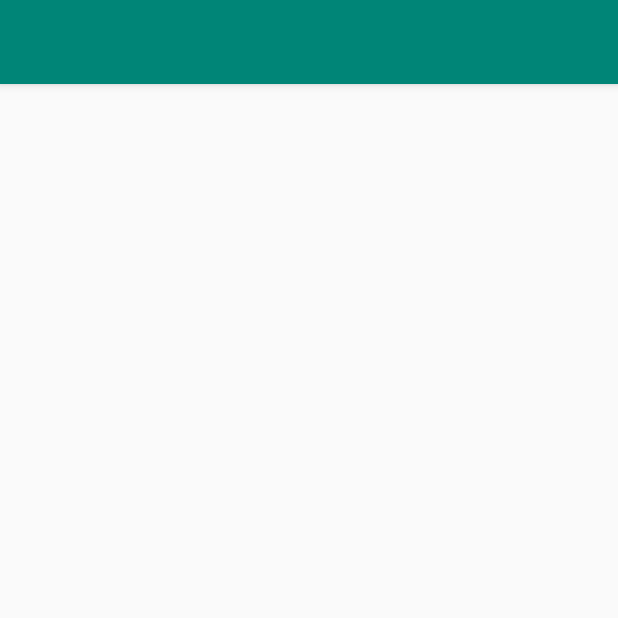
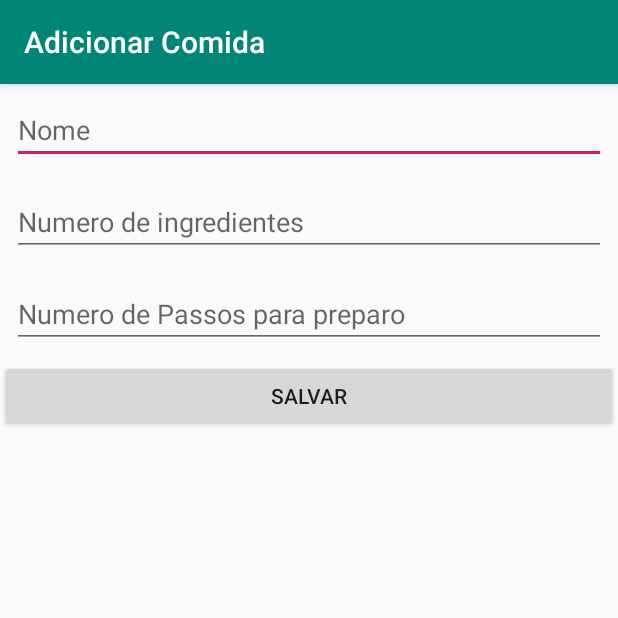
Before and after one commit to DevNaNuvem/FoodList, an Android app: the screen it shows after launch (FoodFormActivity), on a phone screen of 412 x 824 dp, the top half of it. Run offline under Robolectric (Android 15) with nearby library versions, the phone set to English and light mode, and no system bars.

Commit message:
[food-0004] adding form first layout

```diff
--- a/app/src/main/java/com/devnanuvem/foodlist/ui/activity/FoodFormActivity.java
+++ b/app/src/main/java/com/devnanuvem/foodlist/ui/activity/FoodFormActivity.java
@@ -12,5 +12,6 @@ public class FoodFormActivity extends AppCompatActivity {
     protected void onCreate(Bundle savedInstanceState) {
         super.onCreate(savedInstanceState);
         setContentView(R.layout.activity_food_form);
+        setTitle("Adicionar Comida");
     }
 }
--- a/app/src/main/res/layout/activity_food_form.xml
+++ b/app/src/main/res/layout/activity_food_form.xml
@@ -1,9 +1,43 @@
 <?xml version="1.0" encoding="utf-8"?>
-<androidx.constraintlayout.widget.ConstraintLayout xmlns:android="http://schemas.android.com/apk/res/android"
-    xmlns:app="http://schemas.android.com/apk/res-auto"
+<LinearLayout xmlns:android="http://schemas.android.com/apk/res/android"
     xmlns:tools="http://schemas.android.com/tools"
     android:layout_width="match_parent"
     android:layout_height="match_parent"
-    tools:context=".ui.activity.FoodFormActivity">
+    android:orientation="vertical">
 
-</androidx.constraintlayout.widget.ConstraintLayout>
+    <EditText
+        android:id="@+id/activity_food_form_name"
+        android:layout_width="match_parent"
+        android:layout_height="wrap_content"
+        android:layout_margin="8dp"
+        android:hint="Nome"
+        android:inputType="textAutoCorrect"
+        ></EditText>
+
+    <EditText
+        android:id="@+id/activity_food_form_number_of_ingredients"
+        android:layout_width="match_parent"
+        android:layout_height="wrap_content"
+        android:layout_margin="8dp"
+        android:hint="Numero de ingredientes"
+        android:inputType="number"
+        ></EditText>
+
+    <EditText
+        android:id="@+id/activity_food_form_number_of_steps"
+        android:layout_width="match_parent"
+        android:layout_height="wrap_content"
+        android:layout_margin="8dp"
+        android:hint="Numero de Passos para preparo"
+        android:inputType="number"
+        ></EditText>
+
+    <Button
+        android:id="@+id/activity_food_form_save_button"
+        android:layout_width="match_parent"
+        android:layout_height="wrap_content"
+        android:text="Salvar"
+        >
+    </Button>
+
+</LinearLayout>
```
